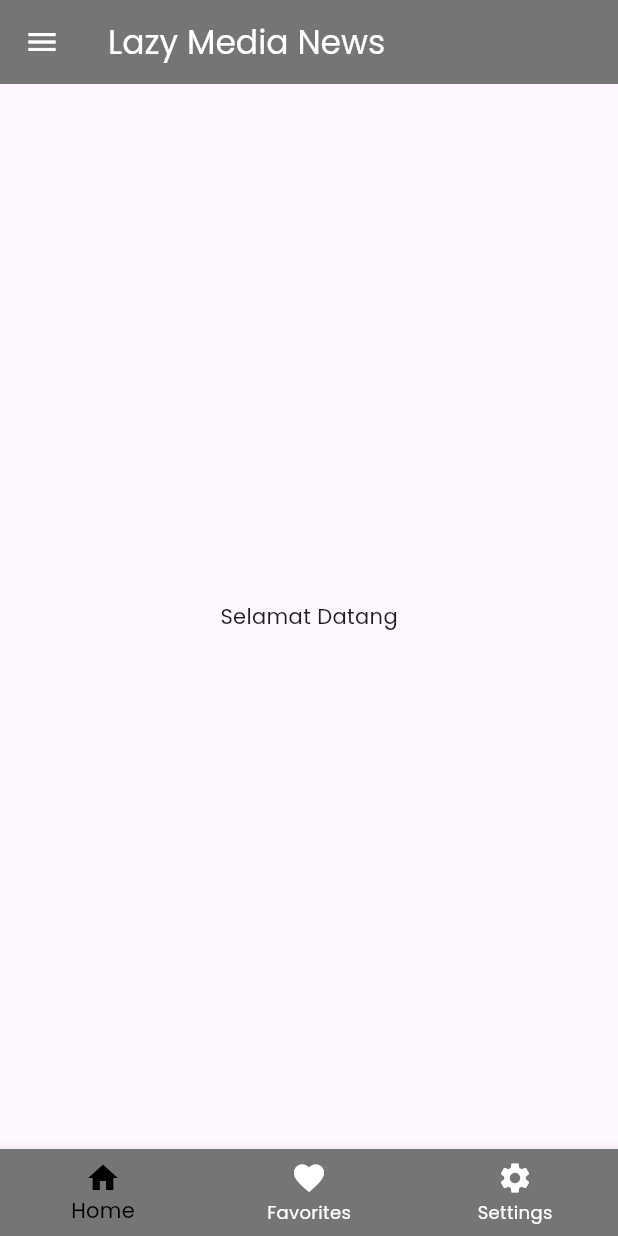
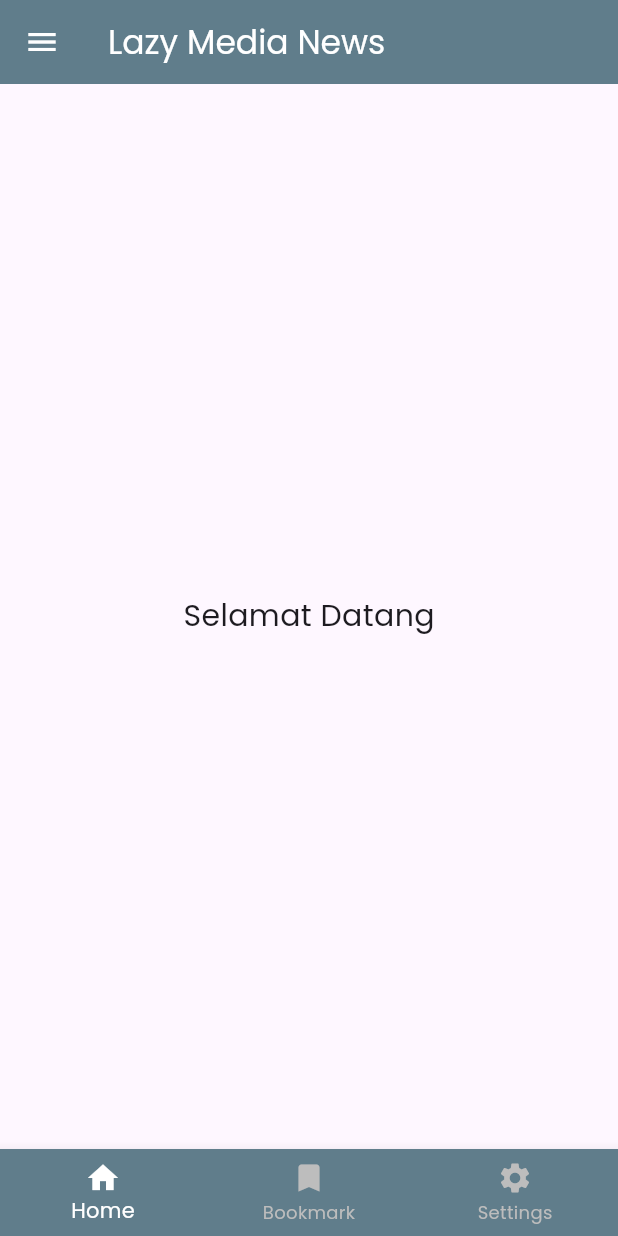
Before and after one commit to satriabrianydn/project-news-flutter, a Flutter app: the screen it shows after launch, on a phone screen of 412 x 824 dp. Run offline on Flutter 3.47's test engine with Material 3 defaults, Android fonts, the phone set to English and light mode, and no system bars; our stand-ins replace google_fonts, loading_animation_widget, webview_flutter.

Commit message:
changed color theme

```diff
--- a/lib/main.dart
+++ b/lib/main.dart
@@ -13,7 +13,7 @@ class MyApp extends StatelessWidget {
       debugShowCheckedModeBanner: false,
       title: 'Lazy Media News',
       theme: ThemeData(
-        primarySwatch: Colors.grey,
+        primarySwatch: Colors.blueGrey,
         textTheme: GoogleFonts.poppinsTextTheme(),
       ),
       home: MainScreen(),
@@ -53,7 +53,7 @@ class _MainScreenState extends State<MainScreen> {
             fontFamily: GoogleFonts.poppins().fontFamily,
           ),
         ),
-        backgroundColor: Colors.grey[600],
+        backgroundColor: Colors.blueGrey[500],
         iconTheme: IconThemeData(
           color: Colors.white,
         ),
@@ -64,7 +64,7 @@ class _MainScreenState extends State<MainScreen> {
           children: <Widget>[
             DrawerHeader(
               decoration: BoxDecoration(
-                color: Colors.grey[600],
+                color: Colors.blueGrey[500],
               ),
               child: Column(
                 mainAxisAlignment: MainAxisAlignment.center,
@@ -113,7 +113,7 @@ class _MainScreenState extends State<MainScreen> {
       body: Center(
         child: Text(
           'Selamat Datang',
-          style: TextStyle(fontFamily: GoogleFonts.poppins().fontFamily),
+          style: TextStyle(fontFamily: GoogleFonts.poppins().fontFamily, fontSize: 20),
         ),
       ),
       bottomNavigationBar: BottomNavigationBar(
@@ -123,8 +123,8 @@ class _MainScreenState extends State<MainScreen> {
             label: 'Home',
           ),
           BottomNavigationBarItem(
-            icon: Icon(Icons.favorite),
-            label: 'Favorites',
+            icon: Icon(Icons.bookmark),
+            label: 'Bookmark',
           ),
           BottomNavigationBarItem(
             icon: Icon(Icons.settings),
@@ -132,9 +132,9 @@ class _MainScreenState extends State<MainScreen> {
           ),
         ],
         currentIndex: _selectedIndex,
-        selectedItemColor: Colors.black,
-        unselectedItemColor: Colors.white,
-        backgroundColor: Colors.grey[600],
+        selectedItemColor: Colors.white,
+        unselectedItemColor: Colors.grey[400],
+        backgroundColor: Colors.blueGrey[500],
         onTap: _onItemTapped,
       ),
     );
--- a/lib/pages/news_list.dart
+++ b/lib/pages/news_list.dart
@@ -60,7 +60,7 @@ class _NewsListScreenState extends State<NewsListScreen> {
               color: Colors.white,
               fontFamily: GoogleFonts.poppins().fontFamily),
         ),
-        backgroundColor: Colors.grey[600],
+        backgroundColor: Colors.blueGrey[500],
         iconTheme: IconThemeData(color: Colors.white),
       ),
       body: Stack(
@@ -164,7 +164,7 @@ class _NewsListScreenState extends State<NewsListScreen> {
                   padding: const EdgeInsets.all(8.0),
                   child: ElevatedButton(
                     style: ElevatedButton.styleFrom(
-                      backgroundColor: Colors.grey[600],
+                      backgroundColor: Colors.blueGrey[500],
                       padding: EdgeInsets.symmetric(
                           vertical:
                               12),
@@ -182,7 +182,7 @@ class _NewsListScreenState extends State<NewsListScreen> {
                       width: double.infinity,
                       child: Row(
                         mainAxisAlignment: MainAxisAlignment
-                            .center, // Pusatkan konten di dalam tombol
+                            .center,
                         children: [
                           Text(
                             'Load More',
--- a/pubspec.yaml
+++ b/pubspec.yaml
@@ -38,6 +38,7 @@ dependencies:
   http: ^1.2.1
   google_fonts: ^6.2.1
   webview_flutter: ^2.0.13
+  loading_animation_widget: ^1.2.1
 
 dev_dependencies:
   flutter_test:
```
Also changed, not shown: lib/pages/news_detail.dart (+11 -8 lines), pubspec.lock.
